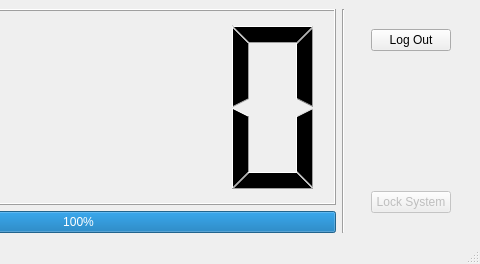
This is timerwindow.ui in Libki/libki-client as Qt 5 draws it before an edit; both pictures show x 210 to 690 and y 0 to 264 of the 690 by 264 pixel window. The edited form follows.
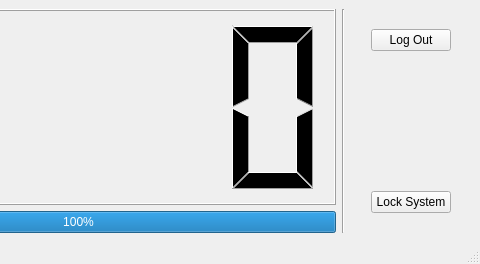
This is the edited form. Icons and pictures are not drawn.

```diff
--- a/timerwindow.ui
+++ b/timerwindow.ui
@@ -125,7 +125,7 @@
       <item row="2" column="0">
        <widget class="QPushButton" name="pauseButton">
         <property name="enabled">
-         <bool>false</bool>
+         <bool>true</bool>
         </property>
         <property name="text">
          <string>Lock System</string>
```
Left out of the diff: 15 changed lines with no effect on the pictures.
